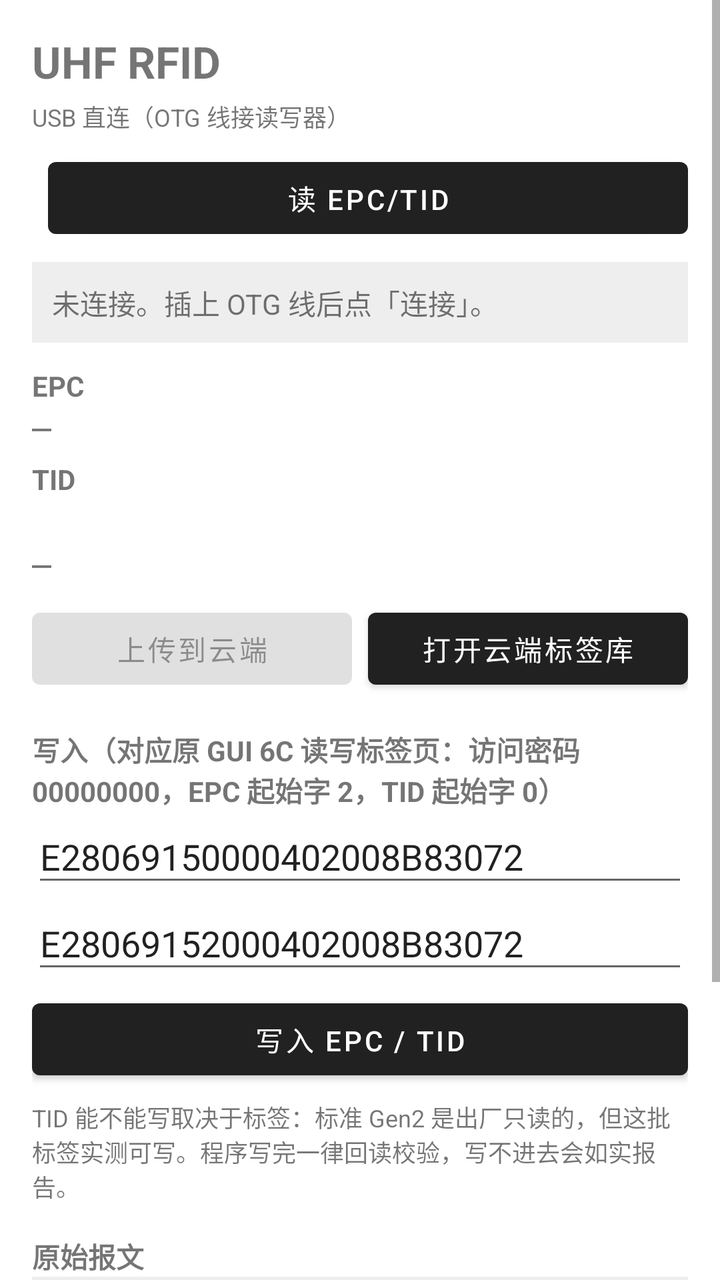
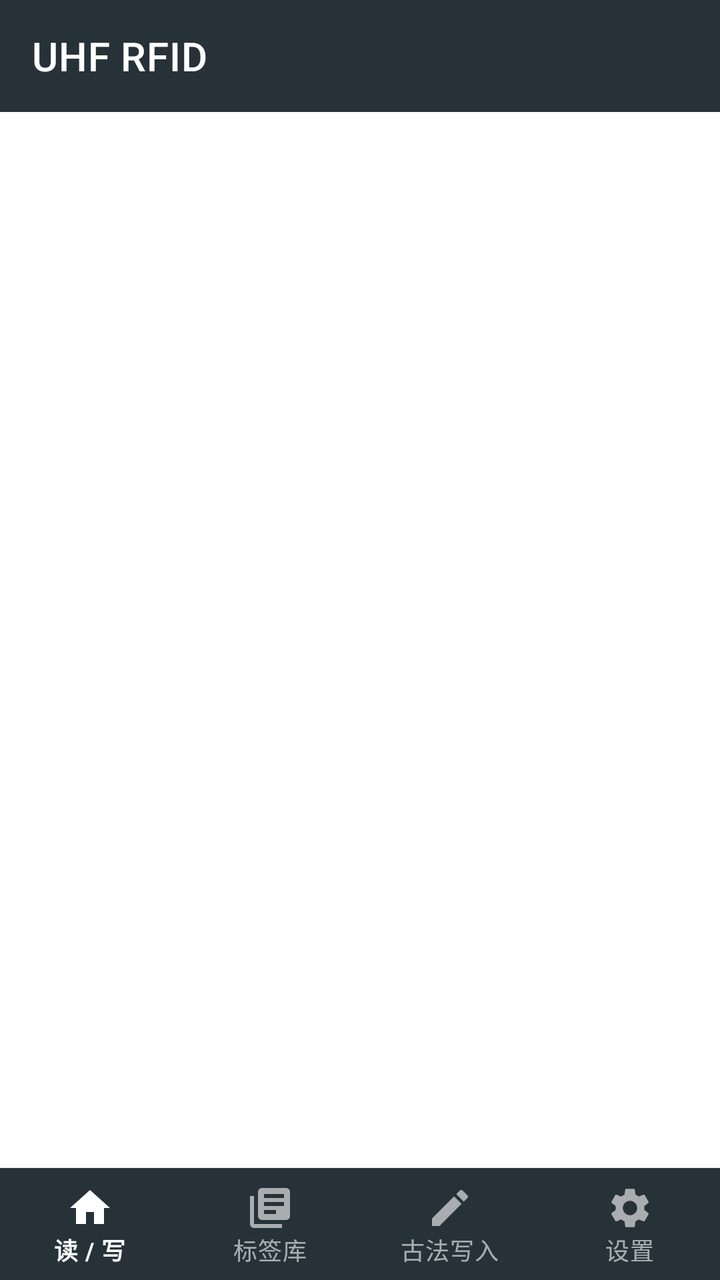

Two renders of the same Android screen: before a commit and after it. Below are the layout's source before the change and the commit's diff.
<!-- AndroidManifest.xml: application theme Theme.UhfRfid -->
<!-- res/layout/activity_main.xml -->
<?xml version="1.0" encoding="utf-8"?>
<ScrollView xmlns:android="http://schemas.android.com/apk/res/android"
    android:layout_width="match_parent"
    android:layout_height="match_parent"
    android:fillViewport="true"
    android:fitsSystemWindows="true">

    <LinearLayout
        android:layout_width="match_parent"
        android:layout_height="wrap_content"
        android:orientation="vertical"
        android:padding="16dp">

        <TextView
            android:id="@+id/titleText"
            android:layout_width="wrap_content"
            android:layout_height="wrap_content"
            android:text="@string/app_name"
            android:textSize="22sp"
            android:textStyle="bold" />

        <TextView
            android:layout_width="match_parent"
            android:layout_height="wrap_content"
            android:layout_marginTop="4dp"
            android:text="@string/mode_hint"
            android:textSize="12sp" />

        
        <LinearLayout
            android:layout_width="match_parent"
            android:layout_height="wrap_content"
            android:layout_marginTop="8dp"
            android:orientation="horizontal">


            <Button
                android:id="@+id/readBtn"
                android:layout_width="0dp"
                android:layout_height="wrap_content"
                android:layout_weight="1"
                android:layout_marginStart="8dp"
                android:text="@string/read" />
        </LinearLayout>


        

        
        <TextView
            android:id="@+id/statusText"
            android:layout_width="match_parent"
            android:layout_height="wrap_content"
            android:layout_marginTop="8dp"
            android:background="#11000000"
            android:padding="10dp"
            android:text="@string/not_connected"
            android:textIsSelectable="true" />

        
        <TextView
            android:layout_width="wrap_content"
            android:layout_height="wrap_content"
            android:layout_marginTop="12dp"
            android:text="@string/epc"
            android:textStyle="bold" />

        <TextView
            android:id="@+id/epcText"
            android:layout_width="match_parent"
            android:layout_height="wrap_content"
            android:fontFamily="monospace"
            android:text="—"
            android:textIsSelectable="true"
            android:textSize="16sp" />

        <TextView
            android:layout_width="wrap_content"
            android:layout_height="wrap_content"
            android:layout_marginTop="6dp"
            android:text="@string/tid"
            android:textStyle="bold" />

        <TextView
            android:id="@+id/checkText"
            android:layout_width="match_parent"
            android:layout_height="wrap_content"
            android:layout_marginTop="4dp"
            android:textSize="13sp"
            android:textStyle="bold" />

        <TextView
            android:id="@+id/tidText"
            android:layout_width="match_parent"
            android:layout_height="wrap_content"
            android:fontFamily="monospace"
            android:text="—"
            android:textIsSelectable="true"
            android:textSize="16sp" />

        
        <LinearLayout
            android:id="@+id/hitCard"
            android:layout_width="match_parent"
            android:layout_height="wrap_content"
            android:layout_marginTop="10dp"
            android:background="@drawable/bg_card_hit"
            android:orientation="vertical"
            android:padding="14dp"
            android:visibility="gone">

            <TextView
                android:id="@+id/hitLabel"
                android:layout_width="wrap_content"
                android:layout_height="wrap_content"
                android:letterSpacing="0.08"
                android:text="@string/hit_label"
                android:textColor="#1565C0"
                android:textSize="12sp"
                android:textStyle="bold" />

            <TextView
                android:id="@+id/hitName"
                android:layout_width="match_parent"
                android:layout_height="wrap_content"
                android:layout_marginTop="2dp"
                android:textColor="#0D47A1"
                android:textSize="24sp"
                android:textStyle="bold" />

            <TextView
                android:id="@+id/hitSub"
                android:layout_width="match_parent"
                android:layout_height="wrap_content"
                android:layout_marginTop="4dp"
                android:fontFamily="monospace"
                android:textColor="#1565C0"
                android:textSize="13sp" />
        </LinearLayout>

        
        <LinearLayout
            android:id="@+id/resultCard"
            android:layout_width="match_parent"
            android:layout_height="wrap_content"
            android:layout_marginTop="10dp"
            android:background="@drawable/bg_card_ok"
            android:orientation="vertical"
            android:padding="14dp"
            android:visibility="gone">

            <TextView
                android:id="@+id/resultTitle"
                android:layout_width="match_parent"
                android:layout_height="wrap_content"
                android:textSize="20sp"
                android:textStyle="bold" />

            <TextView
                android:id="@+id/resultText"
                android:layout_width="match_parent"
                android:layout_height="wrap_content"
                android:layout_marginTop="4dp"
                android:fontFamily="monospace"
                android:textIsSelectable="true"
                android:textSize="12sp" />
        </LinearLayout>

        
        <LinearLayout
            android:layout_width="match_parent"
            android:layout_height="wrap_content"
            android:layout_marginTop="8dp"
            android:orientation="horizontal">

            <Button
                android:id="@+id/uploadBtn"
                android:layout_width="0dp"
                android:layout_height="wrap_content"
                android:layout_weight="1"
                android:enabled="false"
                android:text="@string/cloud_upload" />

            <Button
                android:id="@+id/cloudBtn"
                android:layout_width="0dp"
                android:layout_height="wrap_content"
                android:layout_weight="1"
                android:layout_marginStart="8dp"
                android:text="@string/cloud_open" />
        </LinearLayout>

        
        <TextView
            android:layout_width="wrap_content"
            android:layout_height="wrap_content"
            android:layout_marginTop="16dp"
            android:text="@string/write_section"
            android:textStyle="bold" />

        <EditText
            android:id="@+id/epcEdit"
            android:layout_width="match_parent"
            android:layout_height="wrap_content"
            android:hint="@string/epc_hint"
            android:inputType="textNoSuggestions"
            android:text="E28069150000402008B83072" />

        <EditText
            android:id="@+id/tidEdit"
            android:layout_width="match_parent"
            android:layout_height="wrap_content"
            android:hint="@string/tid_hint"
            android:inputType="textNoSuggestions"
            android:text="E28069152000402008B83072" />

        
        
        <TextView
            android:id="@+id/writePreview"
            android:layout_width="match_parent"
            android:layout_height="wrap_content"
            android:layout_marginTop="4dp"
            android:textColor="#B71C1C"
            android:textSize="12sp"
            android:visibility="gone" />

        <Button
            android:id="@+id/writeBtn"
            android:layout_width="match_parent"
            android:layout_height="wrap_content"
            android:layout_marginTop="4dp"
            android:text="@string/write" />

        <TextView
            android:layout_width="match_parent"
            android:layout_height="wrap_content"
            android:layout_marginTop="6dp"
            android:text="@string/write_note"
            android:textSize="12sp" />

        
        <TextView
            android:layout_width="wrap_content"
            android:layout_height="wrap_content"
            android:layout_marginTop="16dp"
            android:text="@string/raw_log"
            android:textStyle="bold" />

        <TextView
            android:id="@+id/logText"
            android:layout_width="match_parent"
            android:layout_height="180dp"
            android:background="#11000000"
            android:fontFamily="monospace"
            android:padding="8dp"
            android:textIsSelectable="true"
            android:textSize="11sp" />

    </LinearLayout>
</ScrollView>
<!-- resources referenced by this layout -->
<resources>
  <!-- drawable bg_card_hit (drawable) -->
  <?xml version="1.0" encoding="utf-8"?>
  <shape xmlns:android="http://schemas.android.com/apk/res/android"
      android:shape="rectangle">
      <solid android:color="#E3F2FD" />
      <corners android:radius="10dp" />
      <stroke android:width="2dp" android:color="#1E88E5" />
  </shape>
  <!-- drawable bg_card_ok (drawable) -->
  <?xml version="1.0" encoding="utf-8"?>
  <shape xmlns:android="http://schemas.android.com/apk/res/android"
      android:shape="rectangle">
      <solid android:color="#E8F5E9" />
      <corners android:radius="10dp" />
      <stroke android:width="2dp" android:color="#2E7D32" />
  </shape>
  <string name="app_name">UHF RFID</string>
  <string name="cloud_open">打开云端标签库</string>
  <string name="cloud_upload">上传到云端</string>
  <string name="epc">EPC</string>
  <string name="epc_hint">EPC（Hex，12 字节）</string>
  <string name="hit_label">已在云端 · 不重复上传</string>
  <string name="mode_hint">USB 直连（OTG 线接读写器）</string>
  <string name="not_connected">未连接。插上 OTG 线后点「连接」。</string>
  <string name="raw_log">原始报文</string>
  <string name="read">读 EPC/TID</string>
  <string name="tid">TID</string>
  <string name="tid_hint">TID（Hex，12 字节）</string>
  <string name="write">写入 EPC / TID</string>
  <string name="write_note">TID 能不能写取决于标签：标准 Gen2 是出厂只读的，但这批标签实测可写。程序写完一律回读校验，写不进去会如实报告。</string>
  <string name="write_section">写入（对应原 GUI 6C 读写标签页：访问密码 00000000，EPC 起始字 2，TID 起始字 0）</string>
  <style name="Theme.UhfRfid" parent="Theme.MaterialComponents.DayNight.DarkActionBar" />
</resources>

<!-- the commit's change to res/layout/activity_main.xml (unified diff, before → after) -->
@@ -1,261 +1,32 @@
 <?xml version="1.0" encoding="utf-8"?>
-<ScrollView xmlns:android="http://schemas.android.com/apk/res/android"
+<LinearLayout xmlns:android="http://schemas.android.com/apk/res/android"
+    xmlns:app="http://schemas.android.com/apk/res-auto"
     android:layout_width="match_parent"
     android:layout_height="match_parent"
-    android:fillViewport="true"
-    android:fitsSystemWindows="true">
+    android:fitsSystemWindows="true"
+    android:orientation="vertical">
 
-    <LinearLayout
+    <com.google.android.material.appbar.MaterialToolbar
+        android:id="@+id/toolbar"
+        android:layout_width="match_parent"
+        android:layout_height="?attr/actionBarSize"
+        android:background="?attr/colorPrimary"
+        app:title="@string/app_name"
+        app:titleTextColor="#FFFFFF" />
+
+    <FrameLayout
+        android:id="@+id/content"
+        android:layout_width="match_parent"
+        android:layout_height="0dp"
+        android:layout_weight="1" />
+
+    <com.google.android.material.bottomnavigation.BottomNavigationView
+        android:id="@+id/bottomNav"
         android:layout_width="match_parent"
         android:layout_height="wrap_content"
-        android:orientation="vertical"
-        android:padding="16dp">
-
-        <TextView
-            android:id="@+id/titleText"
-            android:layout_width="wrap_content"
-            android:layout_height="wrap_content"
-            android:text="@string/app_name"
-            android:textSize="22sp"
-            android:textStyle="bold" />
-
-        <TextView
-            android:layout_width="match_parent"
-            android:layout_height="wrap_content"
-            android:layout_marginTop="4dp"
-            android:text="@string/mode_hint"
-            android:textSize="12sp" />
-
-        
-        <LinearLayout
-            android:layout_width="match_parent"
-            android:layout_height="wrap_content"
-            android:layout_marginTop="8dp"
-            android:orientation="horizontal">
-
-
-            <Button
-                android:id="@+id/readBtn"
-                android:layout_width="0dp"
-                android:layout_height="wrap_content"
-                android:layout_weight="1"
-                android:layout_marginStart="8dp"
-                android:text="@string/read" />
-        </LinearLayout>
-
-
-        
-
-        
-        <TextView
-            android:id="@+id/statusText"
-            android:layout_width="match_parent"
-            android:layout_height="wrap_content"
-            android:layout_marginTop="8dp"
-            android:background="#11000000"
-            android:padding="10dp"
-            android:text="@string/not_connected"
-            android:textIsSelectable="true" />
-
-        
-        <TextView
-            android:layout_width="wrap_content"
-            android:layout_height="wrap_content"
-            android:layout_marginTop="12dp"
-            android:text="@string/epc"
-            android:textStyle="bold" />
-
-        <TextView
-            android:id="@+id/epcText"
-            android:layout_width="match_parent"
-            android:layout_height="wrap_content"
-            android:fontFamily="monospace"
-            android:text="—"
-            android:textIsSelectable="true"
-            android:textSize="16sp" />
-
-        <TextView
-            android:layout_width="wrap_content"
-            android:layout_height="wrap_content"
-            android:layout_marginTop="6dp"
-            android:text="@string/tid"
-            android:textStyle="bold" />
-
-        <TextView
-            android:id="@+id/checkText"
-            android:layout_width="match_parent"
-            android:layout_height="wrap_content"
-            android:layout_marginTop="4dp"
-            android:textSize="13sp"
-            android:textStyle="bold" />
-
-        <TextView
-            android:id="@+id/tidText"
-            android:layout_width="match_parent"
-            android:layout_height="wrap_content"
-            android:fontFamily="monospace"
-            android:text="—"
-            android:textIsSelectable="true"
-            android:textSize="16sp" />
-
-        
-        <LinearLayout
-            android:id="@+id/hitCard"
-            android:layout_width="match_parent"
-            android:layout_height="wrap_content"
-            android:layout_marginTop="10dp"
-            android:background="@drawable/bg_card_hit"
-            android:orientation="vertical"
-            android:padding="14dp"
-            android:visibility="gone">
-
-            <TextView
-                android:id="@+id/hitLabel"
-                android:layout_width="wrap_content"
-                android:layout_height="wrap_content"
-                android:letterSpacing="0.08"
-                android:text="@string/hit_label"
-                android:textColor="#1565C0"
-                android:textSize="12sp"
-                android:textStyle="bold" />
-
-            <TextView
-                android:id="@+id/hitName"
-                android:layout_width="match_parent"
-                android:layout_height="wrap_content"
-                android:layout_marginTop="2dp"
-                android:textColor="#0D47A1"
-                android:textSize="24sp"
-                android:textStyle="bold" />
-
-            <TextView
-                android:id="@+id/hitSub"
-                android:layout_width="match_parent"
-                android:layout_height="wrap_content"
-                android:layout_marginTop="4dp"
-                android:fontFamily="monospace"
-                android:textColor="#1565C0"
-                android:textSize="13sp" />
-        </LinearLayout>
-
-        
-        <LinearLayout
-            android:id="@+id/resultCard"
-            android:layout_width="match_parent"
-            android:layout_height="wrap_content"
-            android:layout_marginTop="10dp"
-            android:background="@drawable/bg_card_ok"
-            android:orientation="vertical"
-            android:padding="14dp"
-            android:visibility="gone">
-
-            <TextView
-                android:id="@+id/resultTitle"
-                android:layout_width="match_parent"
-                android:layout_height="wrap_content"
-                android:textSize="20sp"
-                android:textStyle="bold" />
-
-            <TextView
-                android:id="@+id/resultText"
-                android:layout_width="match_parent"
-                android:layout_height="wrap_content"
-                android:layout_marginTop="4dp"
-                android:fontFamily="monospace"
-                android:textIsSelectable="true"
-                android:textSize="12sp" />
-        </LinearLayout>
-
-        
-        <LinearLayout
-            android:layout_width="match_parent"
-            android:layout_height="wrap_content"
-            android:layout_marginTop="8dp"
-            android:orientation="horizontal">
-
-            <Button
-                android:id="@+id/uploadBtn"
-                android:layout_width="0dp"
-                android:layout_height="wrap_content"
-                android:layout_weight="1"
-                android:enabled="false"
-                android:text="@string/cloud_upload" />
-
-            <Button
-                android:id="@+id/cloudBtn"
-                android:layout_width="0dp"
-                android:layout_height="wrap_content"
-                android:layout_weight="1"
-                android:layout_marginStart="8dp"
-                android:text="@string/cloud_open" />
-        </LinearLayout>
-
-        
-        <TextView
-            android:layout_width="wrap_content"
-            android:layout_height="wrap_content"
-            android:layout_marginTop="16dp"
-            android:text="@string/write_section"
-            android:textStyle="bold" />
-
-        <EditText
-            android:id="@+id/epcEdit"
-            android:layout_width="match_parent"
-            android:layout_height="wrap_content"
-            android:hint="@string/epc_hint"
-            android:inputType="textNoSuggestions"
-            android:text="E28069150000402008B83072" />
-
-        <EditText
-            android:id="@+id/tidEdit"
-            android:layout_width="match_parent"
-            android:layout_height="wrap_content"
-            android:hint="@string/tid_hint"
-            android:inputType="textNoSuggestions"
-            android:text="E28069152000402008B83072" />
-
-        
-        
-        <TextView
-            android:id="@+id/writePreview"
-            android:layout_width="match_parent"
-            android:layout_height="wrap_content"
-            android:layout_marginTop="4dp"
-            android:textColor="#B71C1C"
-            android:textSize="12sp"
-            android:visibility="gone" />
-
-        <Button
-            android:id="@+id/writeBtn"
-            android:layout_width="match_parent"
-            android:layout_height="wrap_content"
-            android:layout_marginTop="4dp"
-            android:text="@string/write" />
-
-        <TextView
-            android:layout_width="match_parent"
-            android:layout_height="wrap_content"
-            android:layout_marginTop="6dp"
-            android:text="@string/write_note"
-            android:textSize="12sp" />
-
-        
-        <TextView
-            android:layout_width="wrap_content"
-            android:layout_height="wrap_content"
-            android:layout_marginTop="16dp"
-            android:text="@string/raw_log"
-            android:textStyle="bold" />
-
-        <TextView
-            android:id="@+id/logText"
-            android:layout_width="match_parent"
-            android:layout_height="180dp"
-            android:background="#11000000"
-            android:fontFamily="monospace"
-            android:padding="8dp"
-            android:textIsSelectable="true"
-            android:textSize="11sp" />
-
-    </LinearLayout>
-</ScrollView>
+        android:background="?attr/colorPrimary"
+        app:itemIconTint="@color/nav_item"
+        app:itemTextColor="@color/nav_item"
+        app:labelVisibilityMode="labeled"
+        app:menu="@menu/bottom_nav" />
+</LinearLayout>
<!-- resource entries referenced after the edit -->
@@ -1,36 +1,10 @@
 <!-- resources referenced by this layout -->
 <resources>
-  <!-- drawable bg_card_hit (drawable) -->
-  <?xml version="1.0" encoding="utf-8"?>
-  <shape xmlns:android="http://schemas.android.com/apk/res/android"
-      android:shape="rectangle">
-      <solid android:color="#E3F2FD" />
-      <corners android:radius="10dp" />
-      <stroke android:width="2dp" android:color="#1E88E5" />
-  </shape>
-  <!-- drawable bg_card_ok (drawable) -->
-  <?xml version="1.0" encoding="utf-8"?>
-  <shape xmlns:android="http://schemas.android.com/apk/res/android"
-      android:shape="rectangle">
-      <solid android:color="#E8F5E9" />
-      <corners android:radius="10dp" />
-      <stroke android:width="2dp" android:color="#2E7D32" />
-  </shape>
   <string name="app_name">UHF RFID</string>
-  <string name="cloud_open">打开云端标签库</string>
-  <string name="cloud_upload">上传到云端</string>
-  <string name="epc">EPC</string>
-  <string name="epc_hint">EPC（Hex，12 字节）</string>
-  <string name="hit_label">已在云端 · 不重复上传</string>
-  <string name="mode_hint">USB 直连（OTG 线接读写器）</string>
-  <string name="not_connected">未连接。插上 OTG 线后点「连接」。</string>
-  <string name="raw_log">原始报文</string>
-  <string name="read">读 EPC/TID</string>
-  <string name="tid">TID</string>
-  <string name="tid_hint">TID（Hex，12 字节）</string>
-  <string name="write">写入 EPC / TID</string>
-  <string name="write_note">TID 能不能写取决于标签：标准 Gen2 是出厂只读的，但这批标签实测可写。程序写完一律回读校验，写不进去会如实报告。</string>
-  <string name="write_section">写入（对应原 GUI 6C 读写标签页：访问密码 00000000，EPC 起始字 2，TID 起始字 0）</string>
-  <style name="Theme.UhfRfid" parent="Theme.MaterialComponents.DayNight.DarkActionBar" />
+  <style name="Theme.UhfRfid" parent="Theme.MaterialComponents.DayNight.NoActionBar">
+          <item name="colorPrimary">#263238</item>
+          <item name="colorPrimaryDark">#1B2429</item>
+          <item name="colorAccent">#26A69A</item>
+      </style>
 </resources>
 
